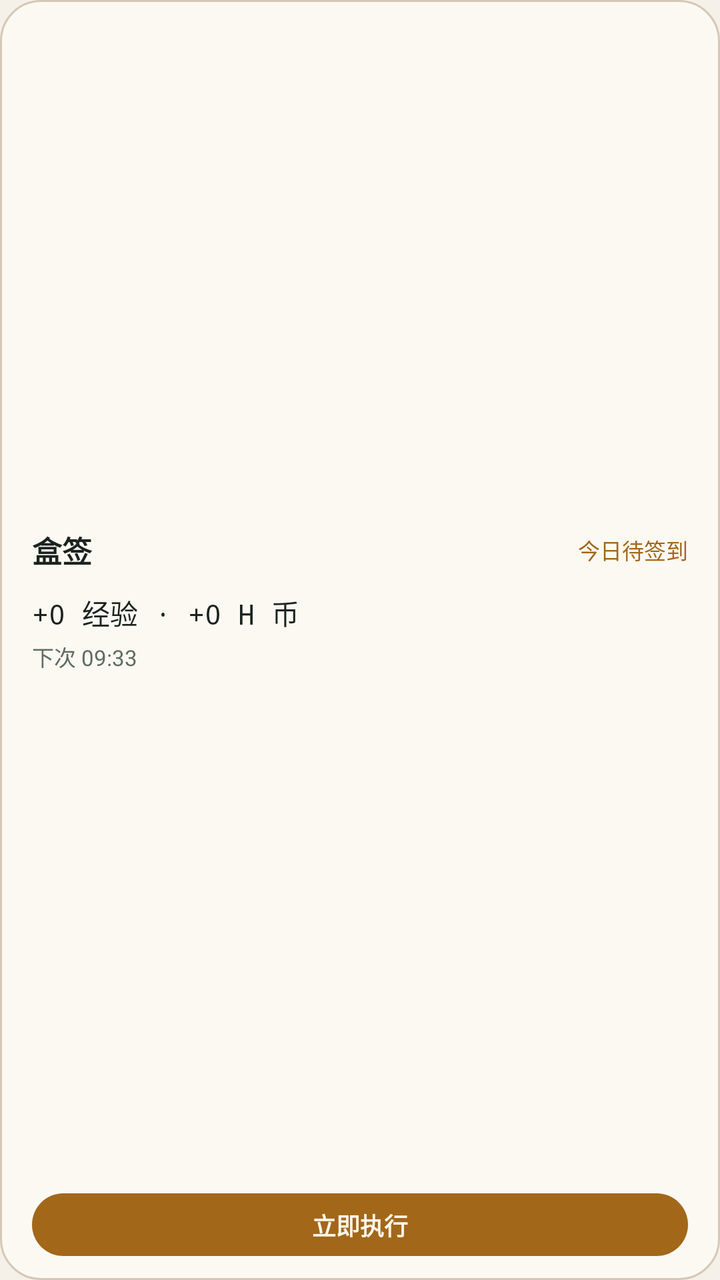
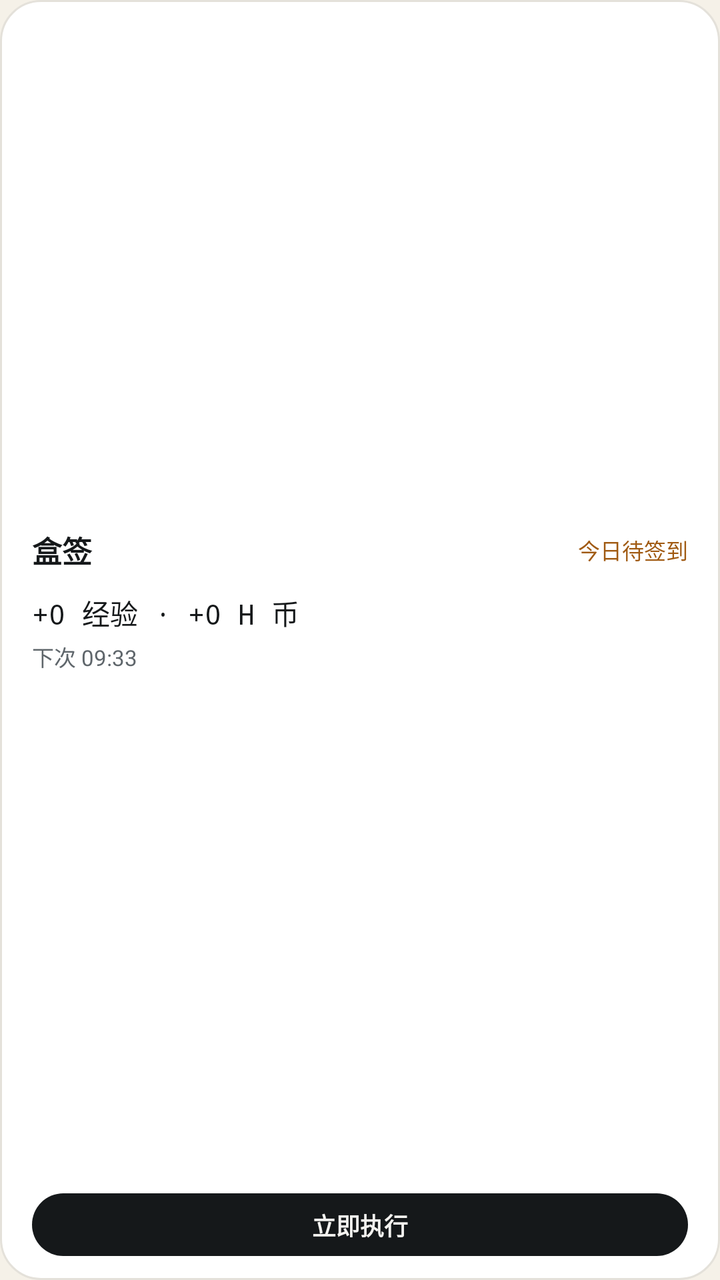

Two renders of the same Android screen: before a commit and after it. Below are the layout's source before the change and the commit's diff.
<!-- AndroidManifest.xml: application theme Theme.HeyboxCheckin -->
<!-- res/layout/widget_2x2.xml -->
<?xml version="1.0" encoding="utf-8"?>
<LinearLayout xmlns:android="http://schemas.android.com/apk/res/android"
    android:id="@+id/widget_root"
    android:layout_width="match_parent"
    android:layout_height="match_parent"
    android:background="@drawable/widget_bg"
    android:orientation="vertical"
    android:paddingLeft="16dp"
    android:paddingTop="13dp"
    android:paddingRight="16dp"
    android:paddingBottom="12dp">

    <LinearLayout
        android:id="@+id/widget_open"
        android:layout_width="match_parent"
        android:layout_height="0dp"
        android:layout_weight="1"
        android:gravity="center_vertical"
        android:orientation="vertical">

        <LinearLayout
            android:layout_width="match_parent"
            android:layout_height="wrap_content"
            android:gravity="center_vertical"
            android:orientation="horizontal">

            <TextView
                android:id="@+id/widget_title"
                android:layout_width="0dp"
                android:layout_height="wrap_content"
                android:layout_weight="1"
                android:includeFontPadding="false"
                android:text="盒签"
                android:textColor="@color/widget_ink"
                android:textSize="15sp"
                android:textStyle="bold" />

            <TextView
                android:id="@+id/widget_badge"
                android:layout_width="wrap_content"
                android:layout_height="wrap_content"
                android:includeFontPadding="false"
                android:text="今日待签到"
                android:textColor="@color/widget_accent"
                android:textSize="11sp" />
        </LinearLayout>

        <TextView
            android:id="@+id/widget_delta"
            android:layout_width="match_parent"
            android:layout_height="wrap_content"
            android:layout_marginTop="10dp"
            android:ellipsize="end"
            android:includeFontPadding="false"
            android:maxLines="1"
            android:fontFamily="monospace"
            android:text="+0 经验 · +0 H 币"
            android:textColor="@color/widget_ink"
            android:textSize="14sp" />

        <TextView
            android:id="@+id/widget_next"
            android:layout_width="match_parent"
            android:layout_height="wrap_content"
            android:layout_marginTop="4dp"
            android:ellipsize="end"
            android:includeFontPadding="false"
            android:maxLines="1"
            android:text="下次 09:33"
            android:textColor="@color/widget_muted"
            android:textSize="11sp" />
    </LinearLayout>

    <TextView
        android:id="@+id/widget_action"
        android:layout_width="match_parent"
        android:layout_height="wrap_content"
        android:layout_marginTop="9dp"
        android:background="@drawable/widget_button_bg"
        android:gravity="center"
        android:includeFontPadding="false"
        android:paddingTop="7dp"
        android:paddingBottom="7dp"
        android:text="立即执行"
        android:textColor="@color/widget_on_accent"
        android:textSize="12sp"
        android:textStyle="bold" />
</LinearLayout>
<!-- resources referenced by this layout -->
<resources>
  <color name="widget_accent">#A3671A</color>
  <color name="widget_ink">#1B2320</color>
  <color name="widget_muted">#5E6C64</color>
  <color name="widget_on_accent">#FFF8EC</color>
  <!-- drawable widget_bg (drawable) -->
  <?xml version="1.0" encoding="utf-8"?>
  <shape xmlns:android="http://schemas.android.com/apk/res/android" android:shape="rectangle">
      <solid android:color="@color/widget_surface" />
      <corners android:radius="20dp" />
      <stroke android:width="1dp" android:color="@color/widget_line" />
  </shape>
  <!-- drawable widget_button_bg (drawable) -->
  <?xml version="1.0" encoding="utf-8"?>
  <shape xmlns:android="http://schemas.android.com/apk/res/android" android:shape="rectangle">
      <solid android:color="@color/widget_accent" />
      <corners android:radius="100dp" />
  </shape>
  <style name="Theme.HeyboxCheckin" parent="@android:style/Theme.Material.Light.NoActionBar">
          
          <item name="android:windowBackground">#FFF5F1E8</item>
          <item name="android:statusBarColor">#FFF5F1E8</item>
          <item name="android:navigationBarColor">#FFF5F1E8</item>
          <item name="android:windowLightStatusBar">true</item>
          <item name="android:windowLightNavigationBar">true</item>
      </style>
  <color name="widget_surface">#FCF9F2</color>
  <color name="widget_line">#D3C9B5</color>
</resources>

<!-- the commit's change to res/layout/widget_2x2.xml (unified diff, before → after) -->
@@ -82,7 +82,7 @@
         android:paddingTop="7dp"
         android:paddingBottom="7dp"
         android:text="立即执行"
-        android:textColor="@color/widget_on_accent"
+        android:textColor="@color/widget_canvas"
         android:textSize="12sp"
         android:textStyle="bold" />
 </LinearLayout>
<!-- resource entries referenced after the edit -->
@@ -1,9 +1,9 @@
 <!-- resources referenced by this layout -->
 <resources>
-  <color name="widget_accent">#A3671A</color>
-  <color name="widget_ink">#1B2320</color>
-  <color name="widget_muted">#5E6C64</color>
-  <color name="widget_on_accent">#FFF8EC</color>
+  <color name="widget_accent">#A05A12</color>
+  <color name="widget_canvas">#F4F3F0</color>
+  <color name="widget_ink">#15181A</color>
+  <color name="widget_muted">#5F666B</color>
   <!-- drawable widget_bg (drawable) -->
   <?xml version="1.0" encoding="utf-8"?>
   <shape xmlns:android="http://schemas.android.com/apk/res/android" android:shape="rectangle">
@@ -14,7 +14,7 @@
   <!-- drawable widget_button_bg (drawable) -->
   <?xml version="1.0" encoding="utf-8"?>
   <shape xmlns:android="http://schemas.android.com/apk/res/android" android:shape="rectangle">
-      <solid android:color="@color/widget_accent" />
+      <solid android:color="@color/widget_ink" />
       <corners android:radius="100dp" />
   </shape>
   <style name="Theme.HeyboxCheckin" parent="@android:style/Theme.Material.Light.NoActionBar">
@@ -25,7 +25,7 @@
           <item name="android:windowLightStatusBar">true</item>
           <item name="android:windowLightNavigationBar">true</item>
       </style>
-  <color name="widget_surface">#FCF9F2</color>
-  <color name="widget_line">#D3C9B5</color>
+  <color name="widget_surface">#FFFFFF</color>
+  <color name="widget_line">#E4E1DA</color>
 </resources>
 
